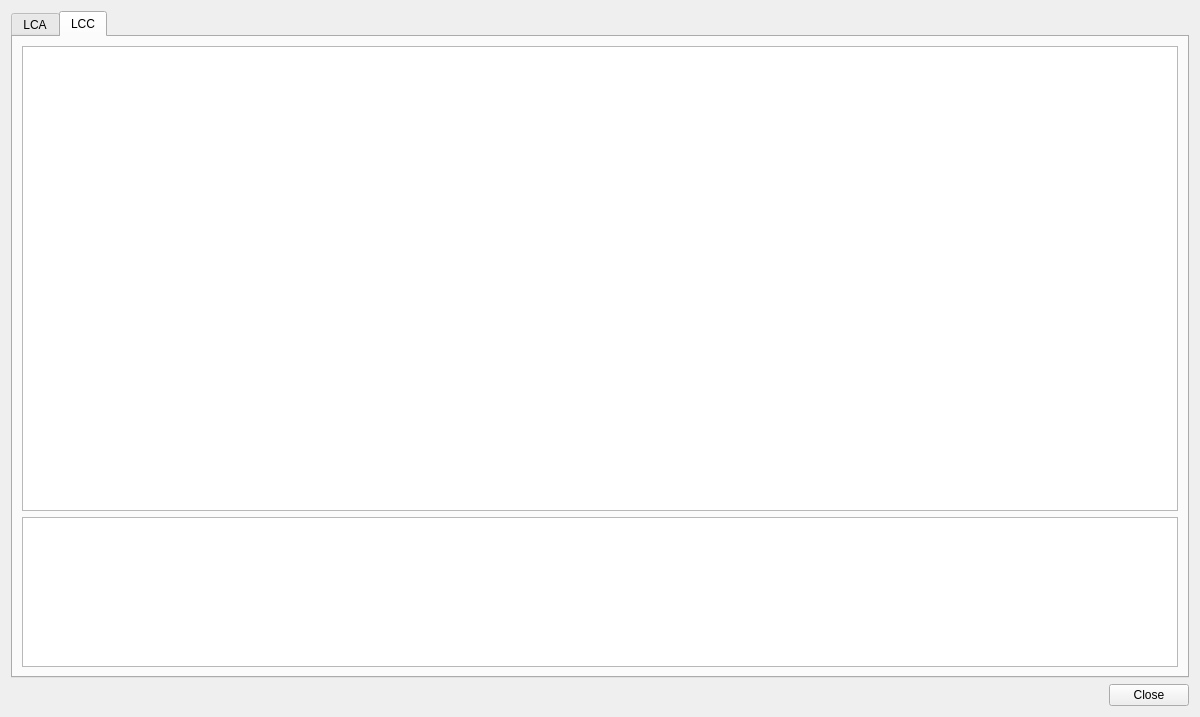
Old version of the form SIM-VICUS/src/SVLcaLccResultsWidget.ui in the repository Brockaaa/SIM-VICUS.
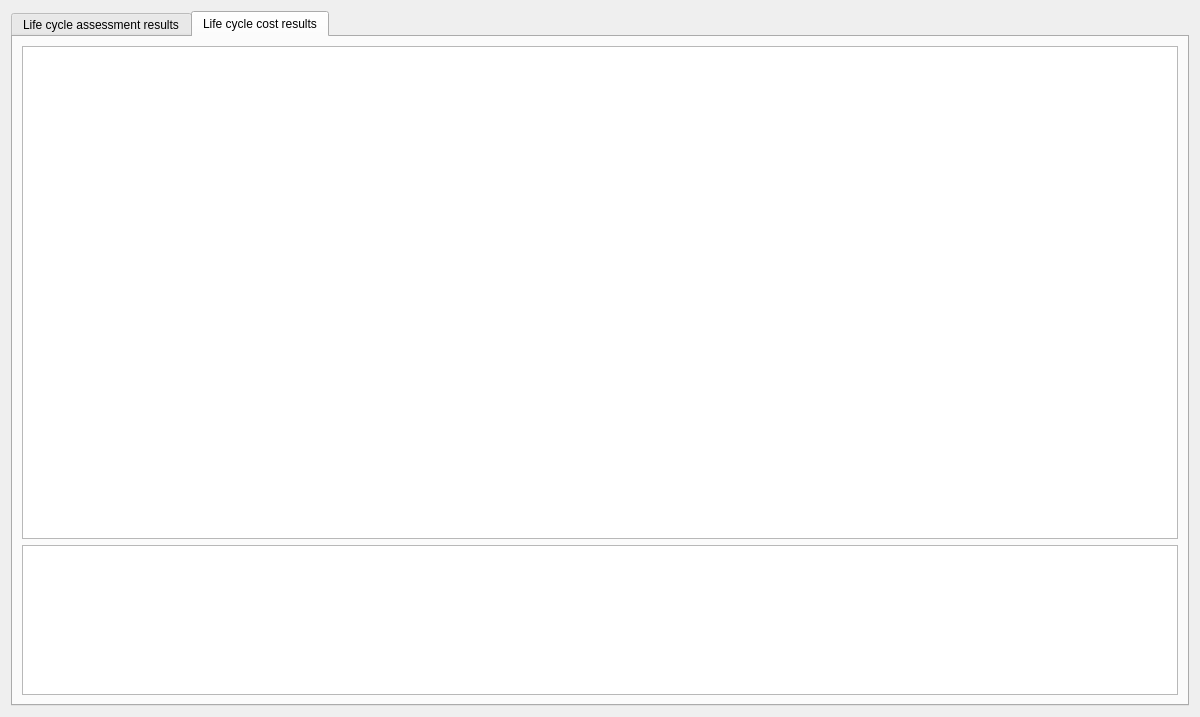
New version of the form. The open tabs and pages were chosen to show the change.

The edit to the form file:
```diff
--- a/SIM-VICUS/src/SVLcaLccResultsWidget.ui
+++ b/SIM-VICUS/src/SVLcaLccResultsWidget.ui
@@ -14,26 +14,6 @@
    <string>LCA/LCC Results</string>
   </property>
   <layout class="QGridLayout" name="gridLayout">
-   <item row="1" column="1">
-    <widget class="QPushButton" name="pushButtonClose">
-     <property name="text">
-      <string>Close</string>
-     </property>
-    </widget>
-   </item>
-   <item row="1" column="0">
-    <spacer name="horizontalSpacer">
-     <property name="orientation">
-      <enum>Qt::Horizontal</enum>
-     </property>
-     <property name="sizeHint" stdset="0">
-      <size>
-       <width>40</width>
-       <height>20</height>
-      </size>
-     </property>
-    </spacer>
-   </item>
    <item row="0" column="0" colspan="2">
     <widget class="QTabWidget" name="tabWidget">
      <property name="tabPosition">
@@ -44,7 +24,7 @@
      </property>
      <widget class="QWidget" name="LCA">
       <attribute name="title">
-       <string>LCA</string>
+       <string>Life cycle assessment results</string>
       </attribute>
       <layout class="QGridLayout" name="gridLayout_2">
        <item row="0" column="0">
@@ -60,7 +40,7 @@
      </widget>
      <widget class="QWidget" name="LCC">
       <attribute name="title">
-       <string>LCC</string>
+       <string>Life cycle cost results</string>
       </attribute>
       <layout class="QGridLayout" name="gridLayout_3">
        <item row="0" column="0" colspan="2">
```
Left out of the diff: 10 changed lines with no effect on the pictures.
